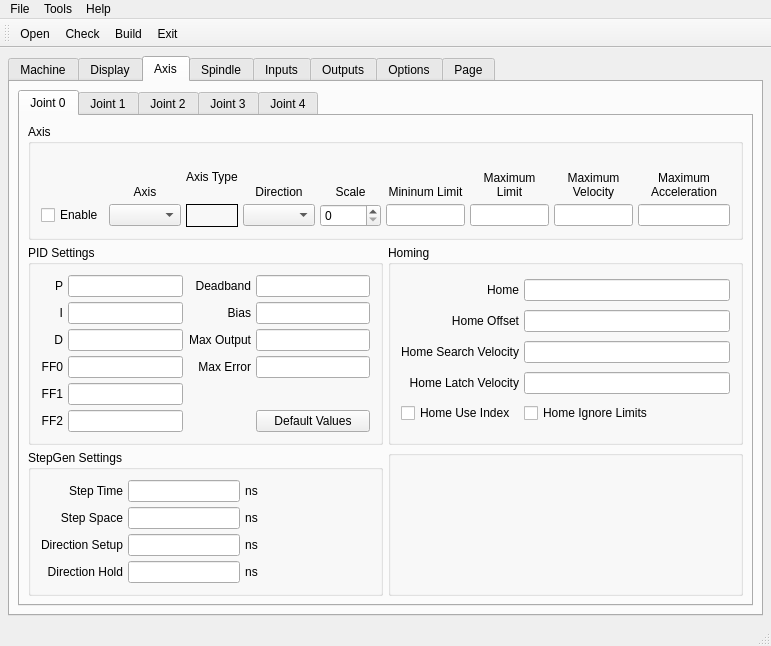
snelweg/7i96, file 7i96.ui: the form before one commit.
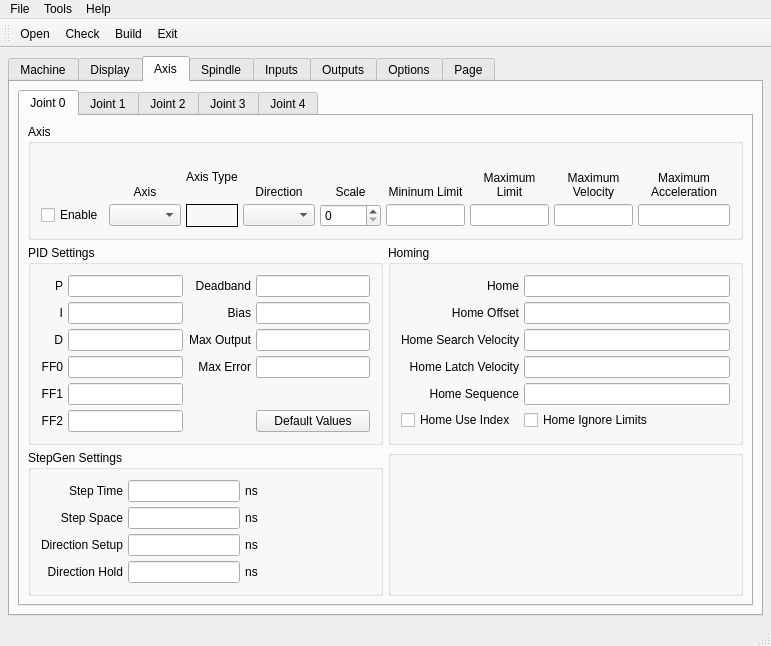
The form after the commit. The open tabs and pages were chosen to show the change.

Commit message: add home related stuff

```diff
--- a/7i96.ui
+++ b/7i96.ui
@@ -915,20 +915,37 @@
                  </property>
                 </widget>
                </item>
-               <item row="4" column="0">
+               <item row="5" column="0">
                 <widget class="QCheckBox" name="homeUseIndex_0">
                  <property name="text">
                   <string>Home Use Index</string>
                  </property>
                 </widget>
                </item>
-               <item row="4" column="1">
+               <item row="5" column="1">
                 <widget class="QCheckBox" name="homeIgnoreLimits_0">
                  <property name="text">
                   <string>Home Ignore Limits</string>
                  </property>
                 </widget>
                </item>
+               <item row="4" column="0">
+                <widget class="QLabel" name="label_38">
+                 <property name="text">
+                  <string>Home Sequence</string>
+                 </property>
+                 <property name="alignment">
+                  <set>Qt::AlignRight|Qt::AlignTrailing|Qt::AlignVCenter</set>
+                 </property>
+                </widget>
+               </item>
+               <item row="4" column="1">
+                <widget class="QLineEdit" name="homeSequence_0">
+                 <property name="toolTip">
+                  <string>&lt;html&gt;&lt;head/&gt;&lt;body&gt;&lt;p&gt;Home sequences start at 0 and do not skip a number.&lt;/p&gt;&lt;p&gt;Multiple joint axis use a negative number.&lt;/p&gt;&lt;p&gt;Leave blank to home the joint manually.&lt;/p&gt;&lt;/body&gt;&lt;/html&gt;</string>
+                 </property>
+                </widget>
+               </item>
               </layout>
              </widget>
             </item>
```
Left out of the diff: 138 changed lines with no effect on the pictures. The commit also changes 3 other files.
